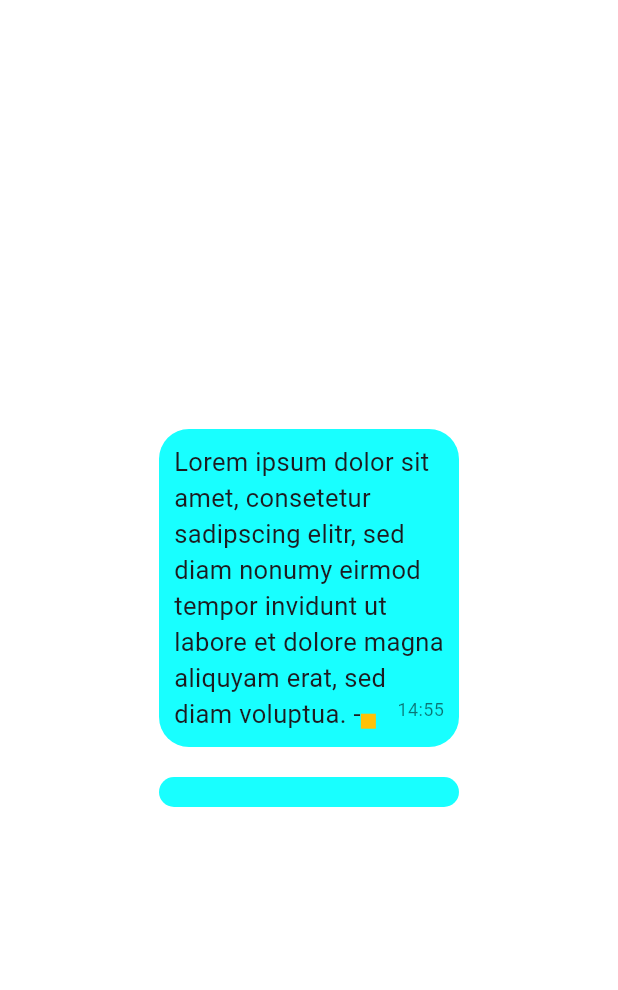
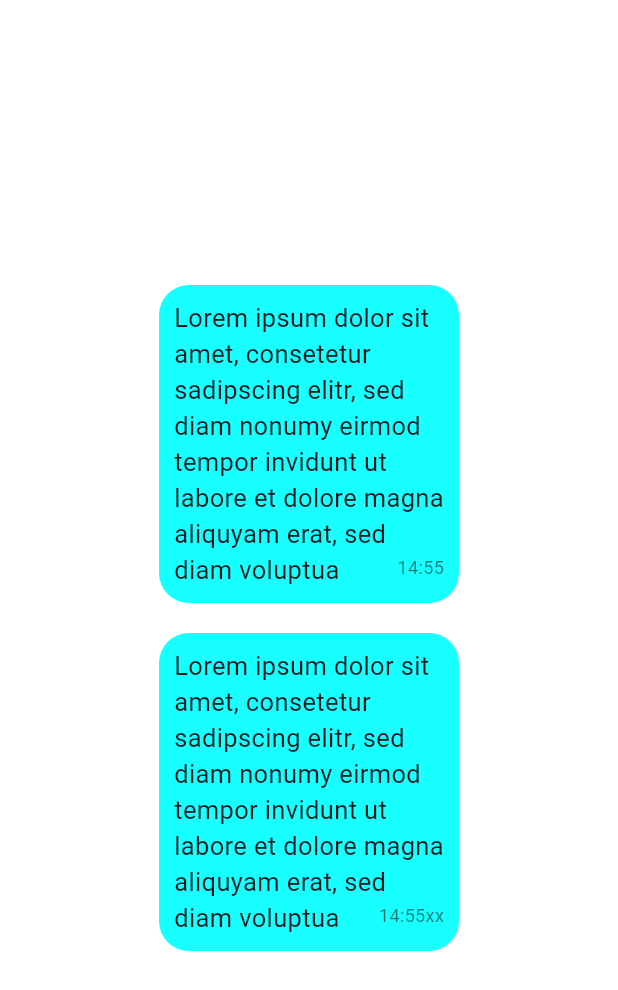
Before and after one commit to fischerscode/pub.packages, a Flutter app: the screen it shows after launch, on a phone screen of 412 x 824 dp. Shown: the top 990 px of the screen. Run offline on Flutter 3.47's test engine with Material 3 defaults, Android fonts, the phone set to English and light mode, and no system bars; Roboto replaces fonts that are missing (SF-Pro-Text).

Commit message:
minimal working implementation

```diff
--- a/packages/inline_alignment/example/lib/main.dart
+++ b/packages/inline_alignment/example/lib/main.dart
@@ -59,15 +59,8 @@ class MyHomePage extends StatelessWidget {
                     content: TextSpan(children: [
                       TextSpan(
                         text:
-                            'Lorem ipsum dolor sit amet, consetetur sadipscing elitr, sed diam nonumy eirmod tempor invidunt ut labore et dolore magna aliquyam erat, sed diam voluptua. -',
-                      ),
-                      WidgetSpan(
-                        child: Container(
-                          width: 10,
-                          height: 10,
-                          color: Colors.amber,
-                        ),
-                      ),
+                            'Lorem ipsum dolor sit amet, consetetur sadipscing elitr, sed diam nonumy eirmod tempor invidunt ut labore et dolore magna aliquyam erat, sed diam voluptua',
+                      )
                     ], style: style),
                     time: Text(
                       '14:55',
@@ -84,21 +77,21 @@ class MyHomePage extends StatelessWidget {
                   borderRadius: BorderRadius.all(Radius.circular(20)),
                 ),
                 padding: const EdgeInsets.all(10),
-                //   child: InlineAlignmentLayoutWidget(
-                //       overflow: TextOverflow.ellipsis,
-                //       softWrap: true,
-                //       maxLines: 30,
-                //       style: style,
-                //       textWidthBasis: TextWidthBasis.longestLine,
-                //       textAlign: TextAlign.left,
-                //       content: TextSpan(
-                //           text:
-                //               'Lorem ipsum dolor sit amet, consetetur sadipscing elitr, sed diam nonumy eirmod tempor invidunt ut labore et dolore magna aliquyam erat, sed diam voluptua.',
-                //           style: style),
-                //       time: Text(
-                //         '14:55xx',
-                //         style: timeStamptStyle,
-                //       )),
+                child: InlineAlignmentLayoutWidget(
+                    overflow: TextOverflow.ellipsis,
+                    softWrap: true,
+                    maxLines: 30,
+                    style: style,
+                    textWidthBasis: TextWidthBasis.longestLine,
+                    textAlign: TextAlign.left,
+                    content: TextSpan(
+                        text:
+                            'Lorem ipsum dolor sit amet, consetetur sadipscing elitr, sed diam nonumy eirmod tempor invidunt ut labore et dolore magna aliquyam erat, sed diam voluptua',
+                        style: style),
+                    time: Text(
+                      '14:55xx',
+                      style: timeStamptStyle,
+                    )),
               ),
             ),
           ]),
```
Also changed, not shown: packages/inline_alignment/lib/src/inline_alignment.dart (+29 -60 lines).
